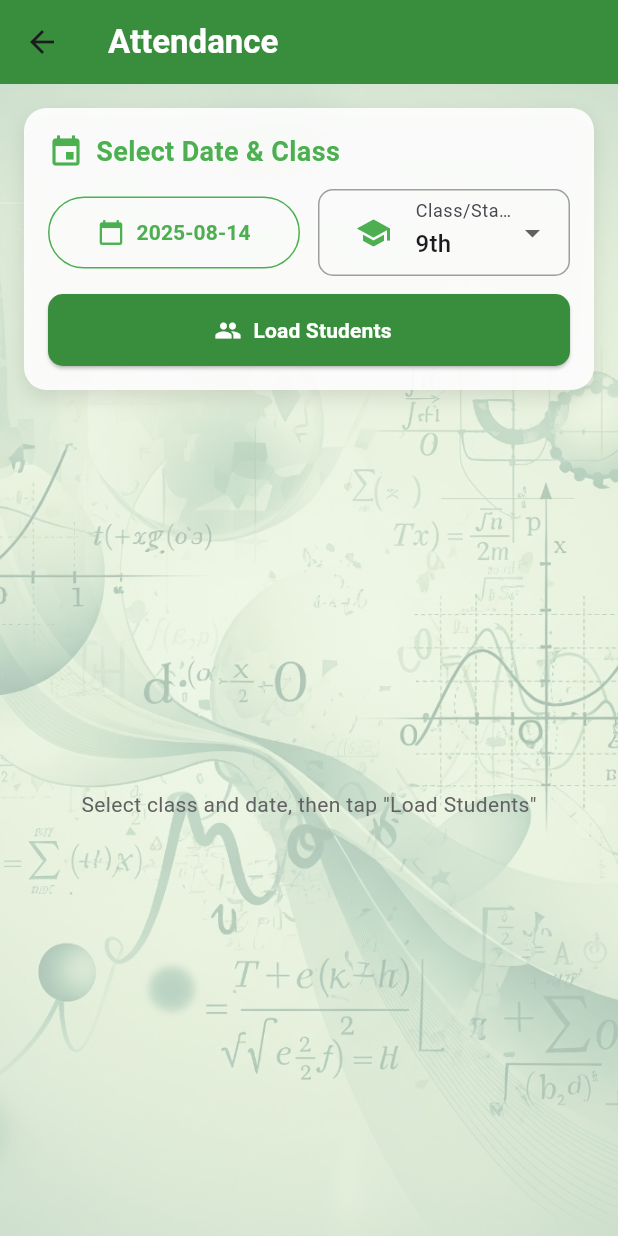
After one commit to pjoshi1812/utkarsh, a Flutter app: the AttendanceScreen screen opened by its route, after a tap on "Load Students", on a phone screen of 412 x 824 dp. The commit adds this screen. Run offline on Flutter 3.47's test engine with Material 3 defaults, Android fonts, the phone set to English and light mode, and no system bars; our stand-ins replace cached_network_image, cloud_firestore, firebase_auth, firebase_core, google_sign_in, video_player; accounts and stored records are empty.

Commit message:
Attendance screen have been added

```diff
--- a/lib/main.dart
+++ b/lib/main.dart
@@ -7,6 +7,7 @@ import 'screens/student_enrollment_screen.dart';
 import 'screens/explore_screen.dart';
 import 'screens/admin_dashboard_screen.dart';
 import 'screens/student_dashboard_screen.dart';
+import 'screens/attendance_screen.dart';
 
 void main() async {
   WidgetsFlutterBinding.ensureInitialized();
@@ -29,6 +30,7 @@ class MainApp extends StatelessWidget {
         '/explore-more': (context) => const ExploreScreen(),
         '/admin-dashboard': (context) => const AdminDashboardScreen(),
         '/student-dashboard': (context) => const StudentDashboardScreen(),
+        '/attendance': (context) => const AttendanceScreen(),
       },
     );
   }
--- a/lib/screens/admin_dashboard_screen.dart
+++ b/lib/screens/admin_dashboard_screen.dart
@@ -109,6 +109,15 @@ class _AdminDashboardScreenState extends State<AdminDashboardScreen> {
                           Icons.people,
                           Colors.blue,
                           () => _showEnrollments(context),
+                        ),
+                        _buildFeatureCard(
+                          context,
+                          'Attendance',
+                          Icons.event_available,
+                          Colors.green,
+                          () {
+                            Navigator.of(context).pushNamed('/attendance');
+                          },
                         ),
                         _buildFeatureCard(
                           context,
--- /dev/null
+++ b/lib/screens/attendance_screen.dart
@@ -0,0 +1,414 @@
+import 'package:flutter/material.dart';
+import 'package:cloud_firestore/cloud_firestore.dart';
+import 'package:firebase_auth/firebase_auth.dart';
+
+class AttendanceScreen extends StatefulWidget {
+  const AttendanceScreen({super.key});
+
+  @override
+  State<AttendanceScreen> createState() => _AttendanceScreenState();
+}
+
+class _AttendanceScreenState extends State<AttendanceScreen> {
+  final FirebaseFirestore _firestore = FirebaseFirestore.instance;
+
+  DateTime _selectedDate = DateTime.now();
+  String _selectedCourse = '9th';
+  bool _isLoading = false;
+  bool _isSaving = false;
+
+  final List<String> _courses = const ['8th', '9th', '10th', '11th', '12th'];
+  final List<_AttendanceStatus> _statusOptions = const [
+    _AttendanceStatus('present', 'Present', Colors.green),
+    _AttendanceStatus('absent', 'Absent', Colors.red),
+    _AttendanceStatus('pre-leave', 'Pre-Leave', Colors.orange),
+  ];
+
+  // Loaded students for the selected course (approved enrollments)
+  List<_Student> _students = <_Student>[];
+
+  // parentUid -> statusKey
+  final Map<String, String> _statuses = <String, String>{};
+
+  String get _dateKey {
+    final d = _selectedDate;
+    return '${d.year.toString().padLeft(4, '0')}-${d.month.toString().padLeft(2, '0')}-${d.day.toString().padLeft(2, '0')}';
+  }
+
+  Future<void> _pickDate() async {
+    final DateTime now = DateTime.now();
+    final DateTime firstDate = DateTime(now.year - 1, 1, 1);
+    final DateTime lastDate = DateTime(now.year + 1, 12, 31);
+    final DateTime? picked = await showDatePicker(
+      context: context,
+      initialDate: _selectedDate,
+      firstDate: firstDate,
+      lastDate: lastDate,
+    );
+    if (picked != null) {
+      setState(() {
+        _selectedDate = DateTime(picked.year, picked.month, picked.day);
+      });
+      if (_students.isNotEmpty) {
+        await _loadExistingAttendance();
+      }
+    }
+  }
+
+  Future<void> _loadStudents() async {
+    setState(() {
+      _isLoading = true;
+      _students = <_Student>[];
+      _statuses.clear();
+    });
+    try {
+      final QuerySnapshot snapshot = await _firestore
+          .collection('enrollments')
+          .where('status', isEqualTo: 'approved')
+          .where('course', isEqualTo: _selectedCourse)
+          .orderBy('studentName')
+          .get();
+
+      final List<_Student> students = snapshot.docs.map((doc) {
+        final data = doc.data() as Map<String, dynamic>;
+        return _Student(
+          enrollmentId: doc.id,
+          parentUid: (data['parentUid'] as String?) ?? '',
+          name: (data['studentName'] as String?) ?? 'Unknown',
+          course: (data['course'] as String?) ?? '',
+        );
+      }).where((s) => s.parentUid.isNotEmpty).toList();
+
+      setState(() {
+        _students = students;
+      });
+
+      await _loadExistingAttendance();
+    } catch (e) {
+      if (!mounted) return;
+      ScaffoldMessenger.of(context).showSnackBar(
+        SnackBar(content: Text('Failed to load students: $e'), backgroundColor: Colors.red),
+      );
+    } finally {
+      if (mounted) {
+        setState(() {
+          _isLoading = false;
+        });
+      }
+    }
+  }
+
+  Future<void> _loadExistingAttendance() async {
+    // Pre-fill statuses for the selected date and course
+    try {
+      final QuerySnapshot snapshot = await _firestore
+          .collection('attendance')
+          .where('course', isEqualTo: _selectedCourse)
+          .where('dateKey', isEqualTo: _dateKey)
+          .get();
+
+      final Map<String, String> loaded = <String, String>{};
+      for (final doc in snapshot.docs) {
+        final data = doc.data() as Map<String, dynamic>;
+        final uid = (data['parentUid'] as String?) ?? '';
+        final status = (data['status'] as String?) ?? 'present';
+        if (uid.isNotEmpty) loaded[uid] = status;
+      }
+
+      setState(() {
+        // default to 'present' if not recorded yet
+        _statuses.clear();
+        for (final s in _students) {
+          _statuses[s.parentUid] = loaded[s.parentUid] ?? 'present';
+        }
+      });
+    } catch (e) {
+      // Ignore errors; leave defaults
+    }
+  }
+
+  Future<void> _saveAttendance() async {
+    if (_students.isEmpty) {
+      ScaffoldMessenger.of(context).showSnackBar(
+        const SnackBar(content: Text('No students to save for this class/date.')),
+      );
+      return;
+    }
+    setState(() {
+      _isSaving = true;
+    });
+    try {
+      final WriteBatch batch = _firestore.batch();
+      final User? admin = FirebaseAuth.instance.currentUser;
+      final DateTime now = DateTime.now();
+
+      for (final s in _students) {
+        final String status = _statuses[s.parentUid] ?? 'present';
+        final String docId = '${_selectedCourse}_$_dateKey_${s.parentUid}';
+        final DocumentReference docRef = _firestore.collection('attendance').doc(docId);
+        batch.set(docRef, <String, dynamic>{
+          'course': _selectedCourse,
+          'date': Timestamp.fromDate(_selectedDate),
+          'dateKey': _dateKey,
+          'parentUid': s.parentUid,
+          'enrollmentId': s.enrollmentId,
+          'studentName': s.name,
+          'status': status, // present | absent | pre-leave
+          'markedAt': Timestamp.fromDate(now),
+          if (admin != null) 'markedBy': admin.email ?? admin.uid,
+        }, SetOptions(merge: true));
+      }
+
+      await batch.commit();
+
+      if (!mounted) return;
+      ScaffoldMessenger.of(context).showSnackBar(
+        const SnackBar(content: Text('Attendance saved successfully!'), backgroundColor: Colors.green),
+      );
+    } catch (e) {
+      if (!mounted) return;
+      ScaffoldMessenger.of(context).showSnackBar(
+        SnackBar(content: Text('Failed to save attendance: $e'), backgroundColor: Colors.red),
+      );
+    } finally {
+      if (mounted) {
+        setState(() {
+          _isSaving = false;
+        });
+      }
+    }
+  }
+
+  @override
+  Widget build(BuildContext context) {
+    return Scaffold(
+      backgroundColor: const Color(0xFFE8F5E9),
+      appBar: AppBar(
+        title: const Text(
+          'Attendance',
+          style: TextStyle(color: Colors.white, fontWeight: FontWeight.bold),
+        ),
+        backgroundColor: Colors.green[700],
+        elevation: 0,
+      ),
+      body: Stack(
+        children: [
+          Positioned.fill(
+            child: Opacity(
+              opacity: 0.30,
+              child: Image.asset('assets/bg_math.png', fit: BoxFit.cover),
+            ),
+          ),
+          SafeArea(
+            child: Padding(
+              padding: const EdgeInsets.all(16),
+              child: Column(
+                crossAxisAlignment: CrossAxisAlignment.stretch,
+                children: [
+                  _buildSelectorsCard(),
+                  const SizedBox(height: 16),
+                  if (_isLoading)
+                    const Expanded(child: Center(child: CircularProgressIndicator()))
+                  else if (_students.isEmpty)
+                    Expanded(
+                      child: Center(
+                        child: Text(
+                          'Select class and date, then tap "Load Students"',
+                          style: TextStyle(color: Colors.grey[700]),
+                        ),
+                      ),
+                    )
+                  else
+                    Expanded(child: _buildStudentList()),
+                  const SizedBox(height: 12),
+                  if (_students.isNotEmpty)
+                    SizedBox(
+                      height: 50,
+                      child: ElevatedButton(
+                        onPressed: _isSaving ? null : _saveAttendance,
+                        style: ElevatedButton.styleFrom(
+                          backgroundColor: Colors.green[700],
+                          foregroundColor: Colors.white,
+                          shape: RoundedRectangleBorder(borderRadius: BorderRadius.circular(10)),
+                        ),
+                        child: _isSaving
+                            ? const CircularProgressIndicator(color: Colors.white)
+                            : const Text('Save Attendance', style: TextStyle(fontWeight: FontWeight.bold)),
+                      ),
+                    ),
+                ],
+              ),
+            ),
+          ),
+        ],
+      ),
+    );
+  }
+
+  Widget _buildSelectorsCard() {
+    return Container(
+      padding: const EdgeInsets.all(16),
+      decoration: BoxDecoration(
+        color: Colors.white.withOpacity(0.9),
+        borderRadius: BorderRadius.circular(15),
+        boxShadow: [
+          BoxShadow(
+            color: Colors.black.withOpacity(0.1),
+            blurRadius: 10,
+            offset: const Offset(0, 5),
+          ),
+        ],
+      ),
+      child: Column(
+        crossAxisAlignment: CrossAxisAlignment.stretch,
+        children: [
+          Row(
+            children: [
+              const Icon(Icons.event, color: Colors.green),
+              const SizedBox(width: 8),
+              const Text(
+                'Select Date & Class',
+                style: TextStyle(fontSize: 18, fontWeight: FontWeight.bold, color: Colors.green),
+              ),
+            ],
+          ),
+          const SizedBox(height: 12),
+          Row(
+            children: [
+              Expanded(
+                child: OutlinedButton.icon(
+                  onPressed: _pickDate,
+                  icon: const Icon(Icons.calendar_today, color: Colors.green),
+                  label: Text(
+                    _dateKey,
+                    style: const TextStyle(color: Colors.green, fontWeight: FontWeight.w600),
+                  ),
+                  style: OutlinedButton.styleFrom(
+                    side: const BorderSide(color: Colors.green),
+                    padding: const EdgeInsets.symmetric(vertical: 14),
+                  ),
+                ),
+              ),
+              const SizedBox(width: 12),
+              Expanded(
+                child: Container(
+                  padding: const EdgeInsets.symmetric(horizontal: 12),
+                  decoration: BoxDecoration(
+                    border: Border.all(color: Colors.grey),
+                    borderRadius: BorderRadius.circular(10),
+                  ),
+                  child: DropdownButtonFormField<String>(
+                    value: _selectedCourse,
+                    decoration: const InputDecoration(
+                      labelText: 'Class/Standard',
+                      border: InputBorder.none,
+                      prefixIcon: Icon(Icons.school, color: Colors.green),
+                    ),
+                    items: _courses
+                        .map((c) => DropdownMenuItem<String>(value: c, child: Text(c)))
+                        .toList(),
+                    onChanged: (value) {
+                      if (value == null) return;
+                      setState(() {
+                        _selectedCourse = value;
+                        _students = <_Student>[];
+                        _statuses.clear();
+                      });
+                    },
+                  ),
+                ),
+              ),
+            ],
+          ),
+          const SizedBox(height: 12),
+          SizedBox(
+            height: 48,
+            child: ElevatedButton.icon(
+              onPressed: _isLoading ? null : _loadStudents,
+              icon: const Icon(Icons.people),
+              label: const Text('Load Students', style: TextStyle(fontWeight: FontWeight.bold)),
+              style: ElevatedButton.styleFrom(
+                backgroundColor: Colors.green[700],
+                foregroundColor: Colors.white,
+                shape: RoundedRectangleBorder(borderRadius: BorderRadius.circular(10)),
+              ),
+            ),
+          ),
+        ],
+      ),
+    );
+  }
+
+  Widget _buildStudentList() {
+    return Container(
+      decoration: BoxDecoration(
+        color: Colors.white.withOpacity(0.9),
+        borderRadius: BorderRadius.circular(15),
+        boxShadow: [
+          BoxShadow(
+            color: Colors.black.withOpacity(0.1),
+            blurRadius: 10,
+            offset: const Offset(0, 5),
+          ),
+        ],
+      ),
+      child: ListView.separated(
+        itemCount: _students.length,
+        separatorBuilder: (_, __) => const Divider(height: 1),
+        itemBuilder: (context, index) {
+          final s = _students[index];
+          final String current = _statuses[s.parentUid] ?? 'present';
+          return ListTile(
+            title: Text(s.name, style: const TextStyle(fontWeight: FontWeight.w600)),
+            subtitle: Text('UID: ${s.parentUid.substring(0, s.parentUid.length > 8 ? 8 : s.parentUid.length)}...'),
+            trailing: _buildStatusChips(s.parentUid, current),
+          );
+        },
+      ),
+    );
+  }
+
+  Widget _buildStatusChips(String parentUid, String current) {
+    return Wrap(
+      spacing: 8,
+      children: _statusOptions.map((opt) {
+        final bool selected = current == opt.key;
+        return ChoiceChip(
+          label: Text(opt.label),
+          selected: selected,
+          selectedColor: opt.color.withOpacity(0.2),
+          labelStyle: TextStyle(
+            color: selected ? opt.color : Colors.black87,
+            fontWeight: FontWeight.bold,
+          ),
+          onSelected: (val) {
+            setState(() {
+              _statuses[parentUid] = opt.key;
+            });
+          },
+        );
+      }).toList(),
+    );
+  }
+}
+
+class _Student {
+  final String enrollmentId;
+  final String parentUid;
+  final String name;
+  final String course;
+
+  _Student({
+    required this.enrollmentId,
+    required this.parentUid,
+    required this.name,
+    required this.course,
+  });
+}
+
+class _AttendanceStatus {
+  final String key; // 'present' | 'absent' | 'pre-leave'
+  final String label;
+  final Color color;
+  const _AttendanceStatus(this.key, this.label, this.color);
+}
```
